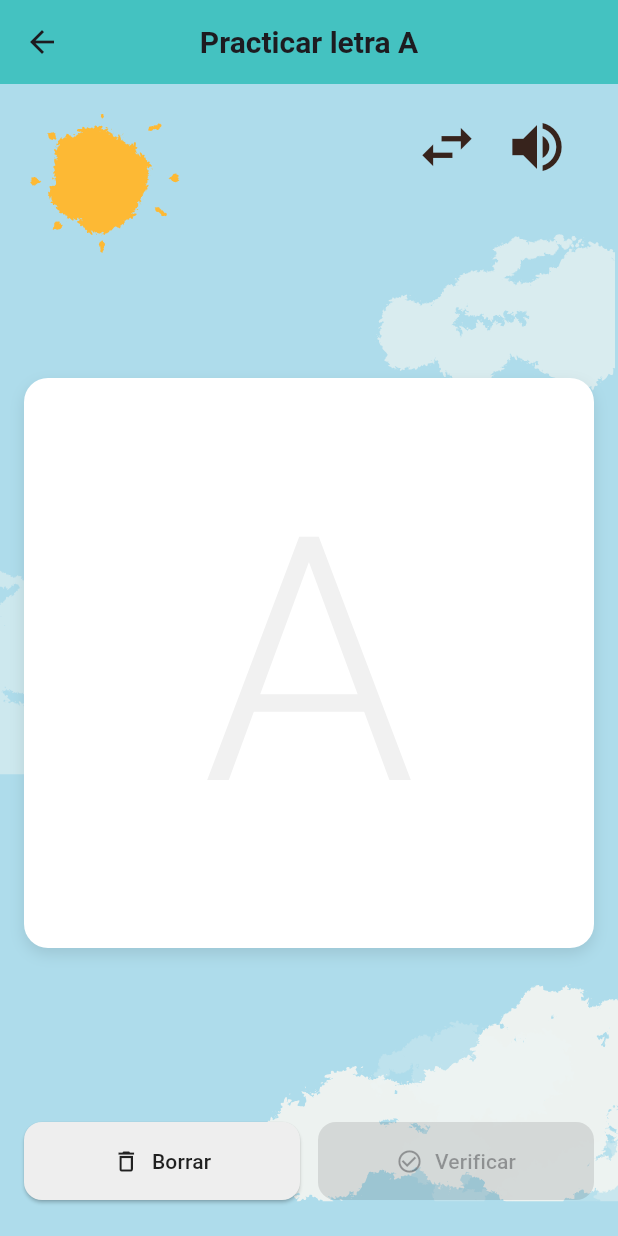
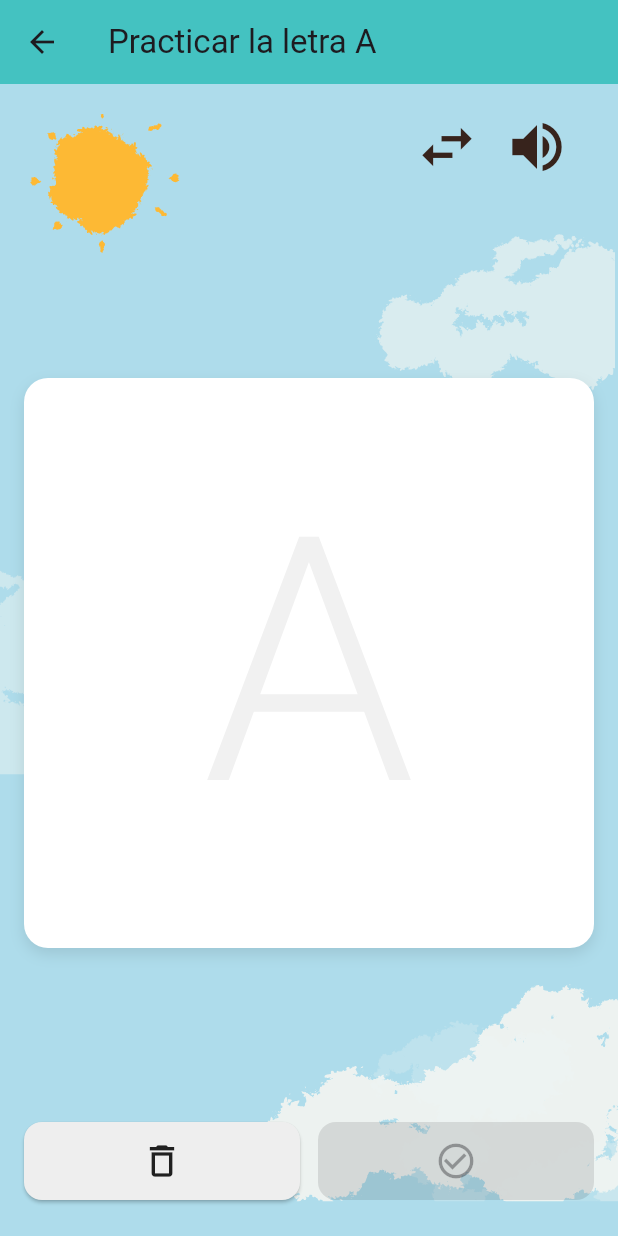
Before and after one commit to Alexgaby18/App_Montessori, a Flutter app: the PracticeLetterScreen screen opened directly, after a tap on the "volume up" icon, on a phone screen of 412 x 824 dp. Run offline on Flutter 3.47's test engine with Material 3 defaults, Android fonts, the light colour scheme and no system bars; our stand-ins replace flutter_svg, flutter_tts, just_audio, speech_to_text; missing offline and left inert: google_mlkit_digital_ink_recognition; network calls fail; Roboto replaces fonts that are missing (DancingScript).

Commit message:
feat(audio): improve audio service with error handling and language fallback; update on-screen texts

```diff
--- a/my_montessori/lib/core/services/audio_service.dart
+++ b/my_montessori/lib/core/services/audio_service.dart
@@ -33,7 +33,17 @@ class AudioService {
     try {
       await _tts.stop();
       await _tts.speak(text);
-    } catch (_) {}
+    } catch (e) {
+      // Loguear para diagnóstico
+      print('AudioService.speak error (primero intento): $e');
+      // Intentar un fallback de idioma (algunos motores TTS esperan diferentes códigos)
+      try {
+        await _tts.setLanguage('es');
+        await _tts.speak(text);
+      } catch (e2) {
+        print('AudioService.speak error (fallback idioma): $e2');
+      }
+    }
   }
 
   /// Helper: habla la letra tal como viene (ej. 'M' -> TTS pronunciará la letra)
--- a/my_montessori/lib/presentation/screens/complete_letter.dart
+++ b/my_montessori/lib/presentation/screens/complete_letter.dart
@@ -115,7 +115,7 @@ class _CompleteLetterScreenState extends State<CompleteLetterScreen> {
 
     return Scaffold(
       appBar: AppBar(
-        title: Text('Complete Letter ${_letterObj.char}'),
+        title: Text('Completa la letra ${_letterObj.char}'),
         backgroundColor: const Color.fromARGB(255, 68, 194, 193),
       ),
       body: Stack(
--- a/my_montessori/lib/presentation/screens/conect_letter.dart
+++ b/my_montessori/lib/presentation/screens/conect_letter.dart
@@ -156,19 +156,6 @@ class _ConnectLetterScreenState extends State<ConnectLetterScreen> {
         children: [
           const BackgroundAnimation(),
 
-          // boton volumen (instruccion)
-          Positioned(
-            right: 8,
-            top: 8,
-            child: IconButton(
-              icon: const Icon(Icons.volume_up),
-              iconSize: 44,
-              color: const Color.fromARGB(255, 55, 35, 28),
-              onPressed: () {
-                AudioService.instance.speak('Une las letras con los pictogramas correspondientes');
-              },
-            ),
-          ),
           SafeArea(
             child: LayoutBuilder(builder: (context, constraints) {
               final width = constraints.maxWidth;
@@ -326,6 +313,22 @@ class _ConnectLetterScreenState extends State<ConnectLetterScreen> {
               );
             }),
           ),
+
+          // boton volumen (instruccion) colocado al final para quedar encima del SafeArea
+          Positioned(
+            right: 8,
+            top: 8,
+            child: IconButton(
+              icon: const Icon(Icons.volume_up),
+              iconSize: 44,
+              color: const Color.fromARGB(255, 55, 35, 28),
+              onPressed: () {
+                print('ConnectLetter: volumen presionado');
+                AudioService.instance.speak('Une las letras con los pictogramas correspondientes');
+              },
+            ),
+          ),
+
         ],
       ),
     );
--- a/my_montessori/lib/presentation/screens/learn_letter.dart
+++ b/my_montessori/lib/presentation/screens/learn_letter.dart
@@ -24,7 +24,7 @@ class LearnLetterScreen extends StatelessWidget {
 
     return Scaffold(
       appBar: AppBar(
-        title: Text('Learn Letter ${currentLetter.char}'),
+        title: Text('Aprende la letra ${currentLetter.char}'),
         backgroundColor: const Color.fromARGB(255, 68, 194, 193),
       ),
       body: Stack(
--- a/my_montessori/lib/presentation/screens/practice_letter.dart
+++ b/my_montessori/lib/presentation/screens/practice_letter.dart
@@ -23,13 +23,11 @@ class _PracticeLetterScreenState extends State<PracticeLetterScreen> {
         title: Text(
           _useMachineLearning
               ? (_mlStartIndex >= 0 && _mlStartIndex < letters.length
-                  ? 'Practicar letra ${letters[_mlStartIndex].char.toUpperCase()}'
+                  ? 'Practicar la letra ${letters[_mlStartIndex].char.toUpperCase()}'
                   : 'Practicar letras (ML)')
               : 'Practicar letras',
-          style: const TextStyle(fontWeight: FontWeight.bold, fontSize: 20),
         ),
         backgroundColor: const Color.fromARGB(255, 68, 194, 193),
-        centerTitle: true,
       ),
       body: Stack(
         children: [
--- a/my_montessori/lib/presentation/screens/practice_letter_ml.dart
+++ b/my_montessori/lib/presentation/screens/practice_letter_ml.dart
@@ -561,49 +561,51 @@ class _PracticeLetterScreenMLState extends State<PracticeLetterScreenML> {
           ),
           const SizedBox(height: 20),
 
-          // Botones de acción
+          // Botones de acción (solo iconos para niños)
           Row(
             children: [
               Expanded(
-                child: ElevatedButton.icon(
-                  icon: const Icon(Icons.delete_outline),
-                  label: const Text('Borrar'),
+                child: ElevatedButton(
                   onPressed: _clearDrawing,
                   style: ElevatedButton.styleFrom(
                     backgroundColor: Colors.grey[200],
                     foregroundColor: Colors.black87,
-                    padding: const EdgeInsets.symmetric(vertical: 16),
+                    padding: const EdgeInsets.symmetric(vertical: 12),
                     shape: RoundedRectangleBorder(
                       borderRadius: BorderRadius.circular(12),
                     ),
+                  ),
+                  child: const Icon(
+                    Icons.delete_outline,
+                    size: 28,
                   ),
                 ),
               ),
               const SizedBox(width: 12),
               Expanded(
-                child: ElevatedButton.icon(
-                  icon: _checking
+                child: ElevatedButton(
+                  onPressed: _checking || _strokes.isEmpty ? null : _onCheck,
+                  style: ElevatedButton.styleFrom(
+                    backgroundColor: const Color.fromARGB(255, 68, 194, 193),
+                    foregroundColor: Colors.white,
+                    padding: const EdgeInsets.symmetric(vertical: 12),
+                    shape: RoundedRectangleBorder(
+                      borderRadius: BorderRadius.circular(12),
+                    ),
+                  ),
+                  child: _checking
                       ? SizedBox(
-                          width: 20,
-                          height: 20,
+                          width: 24,
+                          height: 24,
                           child: CircularProgressIndicator(
                             strokeWidth: 2,
                             valueColor: AlwaysStoppedAnimation(Colors.white),
                           ),
                         )
-                      : const Icon(Icons.check_circle_outline),
-                  label: _checking
-                      ? const Text('Verificando...')
-                      : const Text('Verificar'),
-                  onPressed: _checking || _strokes.isEmpty ? null : _onCheck,
-                  style: ElevatedButton.styleFrom(
-                    backgroundColor: const Color.fromARGB(255, 68, 194, 193),
-                    foregroundColor: Colors.white,
-                    padding: const EdgeInsets.symmetric(vertical: 16),
-                    shape: RoundedRectangleBorder(
-                      borderRadius: BorderRadius.circular(12),
-                    ),
-                  ),
+                      : const Icon(
+                          Icons.check_circle_outline,
+                          size: 28,
+                        ),
                 ),
               ),
             ],
--- a/my_montessori/lib/presentation/screens/selection_word.dart
+++ b/my_montessori/lib/presentation/screens/selection_word.dart
@@ -25,12 +25,15 @@ class _SelectionWordScreenState extends State<SelectionWordScreen> {
   late List<Word> options;
   final _random = Random();
   bool _locked = false; // evita pulsaciones mientras se procesa
+  late final Future<File?> pictogramFuture;
 
   @override
   void initState() {
     super.initState();
     currentWord = words[widget.index];
     _buildOptions();
+    // Guardar el Future una sola vez para que no se recree en cada build
+    pictogramFuture = currentWord.pictogramFile();
   }
 
   void _buildOptions() {
@@ -50,10 +53,11 @@ class _SelectionWordScreenState extends State<SelectionWordScreen> {
 
   Future<void> _onOptionPressed(Word selected) async {
     if (_locked) return;
-    setState(() => _locked = true);
 
     if (selected.text == currentWord.text) {
-      // respuesta correcta
+      // respuesta correcta: bloquear la UI para evitar pulsaciones mientras se procesa
+      setState(() => _locked = true);
+      try {
         await AudioService.instance.speak('¡Muy bien!');
         await Future.delayed(const Duration(milliseconds: 800));
         await AudioService.instance.speak(currentWord.text); // repetir la palabra
@@ -71,13 +75,13 @@ class _SelectionWordScreenState extends State<SelectionWordScreen> {
           await AudioService.instance.speak('¡Has completado todas las palabras!');
           if (mounted) Navigator.pop(context);
         }
+      } finally {
+        if (mounted) setState(() => _locked = false);
+      }
     } else {
-      // incorrecto
+      // incorrecto: sólo dar feedback de audio, sin bloquear ni atenuar toda la UI
       await AudioService.instance.speak(selected.text);
-      // pequeño feedback visual: no necesario aquí (puedes agregar animación)
     }
-
-    if (mounted) setState(() => _locked = false);
   }
 
   @override
@@ -87,8 +91,7 @@ class _SelectionWordScreenState extends State<SelectionWordScreen> {
     final int prevIndex = widget.index - 1;
     final int nextIndex = widget.index + 1;
 
-    // pictogramaFuture desde el modelo Word (si existe)
-    final Future<File?> pictogramFuture = currentWord.pictogramFile();
+    // `pictogramFuture` ya está inicializado en initState
 
     return Scaffold(
       appBar: AppBar(
```
Lines whose indentation alone changed are shown as unchanged.
